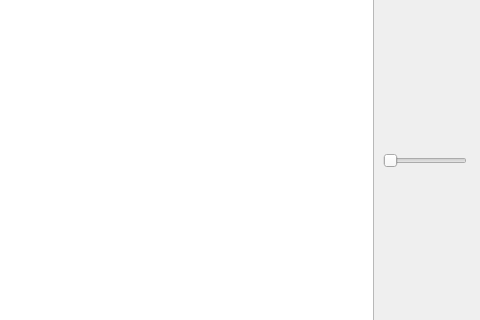
sikor/goView, file GoView.ui: the form before one commit; both pictures show x 172 to 652 and y 143 to 463 of the 652 by 657 pixel window.
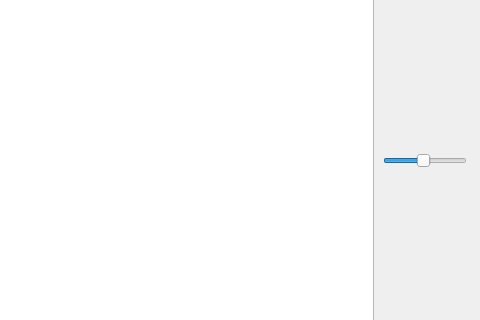
The form after the commit.

Commit message: Fixed scaling bar

```diff
--- a/GoView.ui
+++ b/GoView.ui
@@ -103,6 +103,9 @@
         <property name="pageStep">
          <number>1</number>
         </property>
+        <property name="value">
+         <number>15</number>
+        </property>
         <property name="orientation">
          <enum>Qt::Horizontal</enum>
         </property>
```
